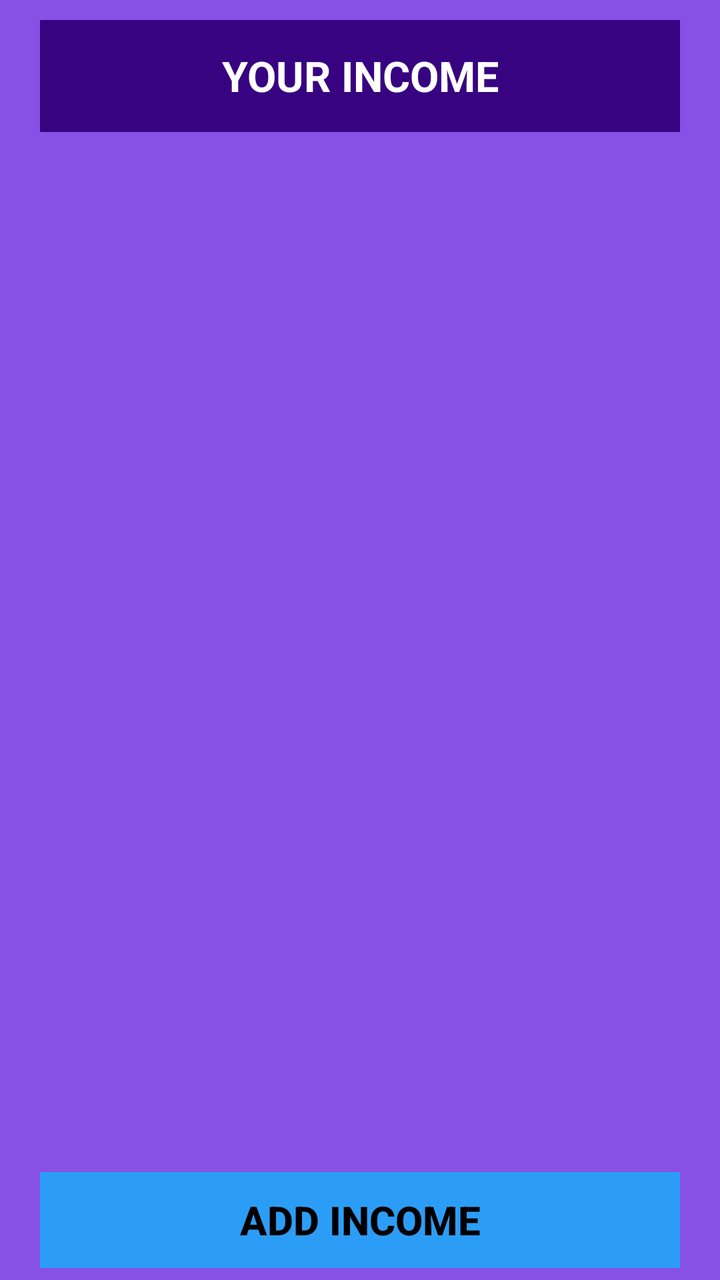
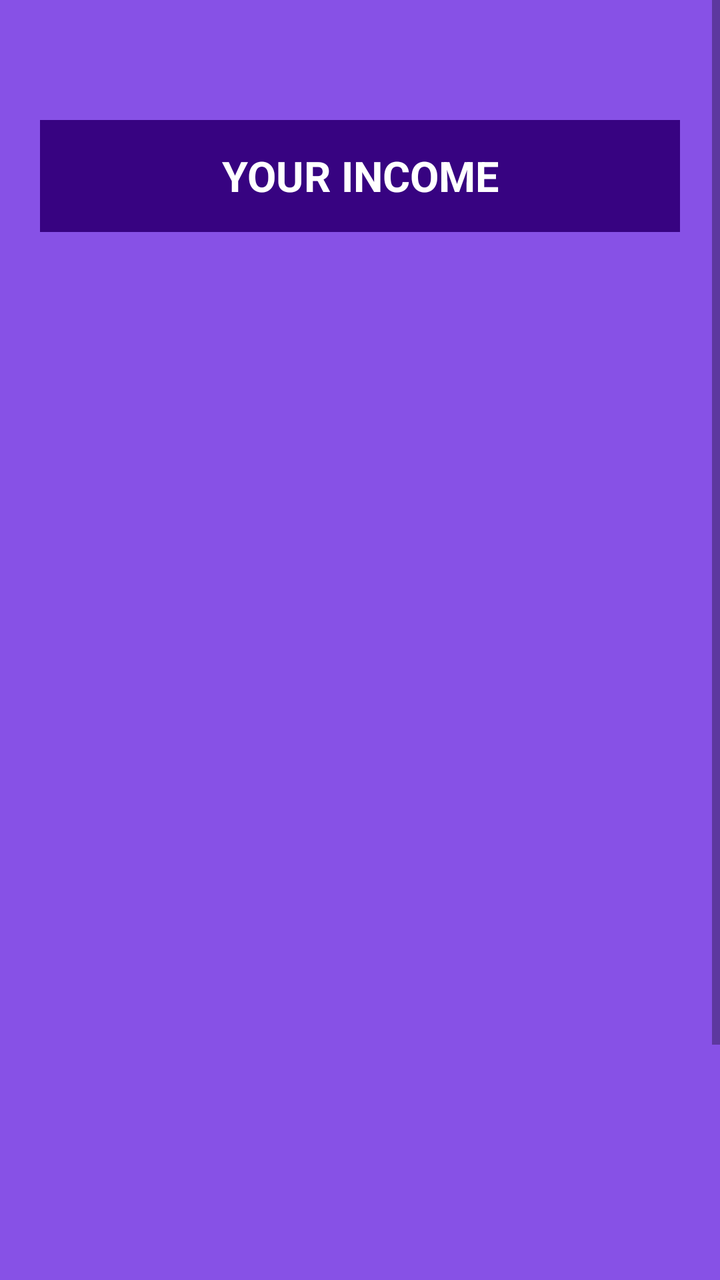

Compare the two renders of this Android layout. The source of the first and the diff that turns it into the second are given below.
<!-- AndroidManifest.xml: application theme Theme.FinanceFit -->
<!-- res/layout/activity_income.xml -->
<?xml version="1.0" encoding="utf-8"?>
<ScrollView xmlns:android="http://schemas.android.com/apk/res/android"
    xmlns:app="http://schemas.android.com/apk/res-auto"
    xmlns:tools="http://schemas.android.com/tools"
    android:layout_width="match_parent"
    android:layout_height="match_parent"
    android:background="#8751E6">

    <LinearLayout
        android:layout_width="match_parent"
        android:layout_height="match_parent"
        android:paddingRight="20sp"
        android:paddingLeft="20sp"
        android:background="#8751E6"
        android:paddingTop="10sp"
        android:orientation="vertical"
        tools:context=".Portfolio">

        <RelativeLayout
            android:layout_width="match_parent"
            android:layout_height="?actionBarSize"
            android:background="#370381"
            android:id="@+id/ToolbarDash">

            <TextView
                android:layout_width="match_parent"
                android:layout_height="wrap_content"
                android:textSize="21sp"
                android:textStyle="bold"
                android:textColor="#fff"
                android:text="YOUR INCOME"
                android:textAlignment="center"
                android:layout_centerVertical="true"/>
        </RelativeLayout>

        <LinearLayout
            android:layout_width="match_parent"
            android:layout_height="520sp"
            android:orientation="vertical">
            <androidx.recyclerview.widget.RecyclerView
                android:id="@+id/incomeView"
                android:layout_width="match_parent"
                android:layout_height="match_parent"
                android:layout_marginTop="30sp"
                android:scrollbars="vertical"
                android:clipToPadding="false"
                android:paddingBottom="110sp" />
            <TextView
                android:layout_width="match_parent"
                android:layout_height="match_parent"
                android:gravity="center"
                android:visibility="invisible"
                android:text="No Income Details Added"
                android:id="@+id/txtrecyclerText"
                />

        </LinearLayout>

        <androidx.appcompat.widget.AppCompatButton
            android:layout_width="match_parent"
            android:layout_height="wrap_content"
            android:layout_marginTop="0sp"
            android:text="Add Income"
            android:textColor="#000"
            android:textSize="20sp"
            android:layout_gravity="center"
            android:textStyle="bold"
            android:background="#2C9DF6"
            android:id="@+id/btnsaves"/>

    </LinearLayout>
</ScrollView>
<!-- resources referenced by this layout -->
<resources>
  <style name="Theme.FinanceFit" parent="Theme.MaterialComponents.DayNight.NoActionBar">
          
          <item name="colorPrimary">@color/purple_500</item>
          <item name="colorPrimaryVariant">@color/purple_700</item>
          <item name="colorOnPrimary">@color/white</item>
          
          <item name="colorSecondary">@color/teal_200</item>
          <item name="colorSecondaryVariant">@color/teal_700</item>
          <item name="colorOnSecondary">@color/black</item>
          
          <item name="android:statusBarColor">#130041</item>
  
          
      </style>
  <color name="purple_500">#FF6200EE</color>
  <color name="purple_700">#FF3700B3</color>
  <color name="white">#FFFFFFFF</color>
  <color name="teal_200">#FF03DAC5</color>
  <color name="teal_700">#FF018786</color>
  <color name="black">#FF000000</color>
</resources>

<!-- the commit's change to res/layout/activity_income.xml (unified diff, before → after) -->
@@ -19,6 +19,7 @@
         <RelativeLayout
             android:layout_width="match_parent"
             android:layout_height="?actionBarSize"
+            android:layout_marginTop="50sp"
             android:background="#370381"
             android:id="@+id/ToolbarDash">
 
@@ -59,7 +60,7 @@
         <androidx.appcompat.widget.AppCompatButton
             android:layout_width="match_parent"
             android:layout_height="wrap_content"
-            android:layout_marginTop="0sp"
+            android:layout_marginTop="100sp"
             android:text="Add Income"
             android:textColor="#000"
             android:textSize="20sp"
